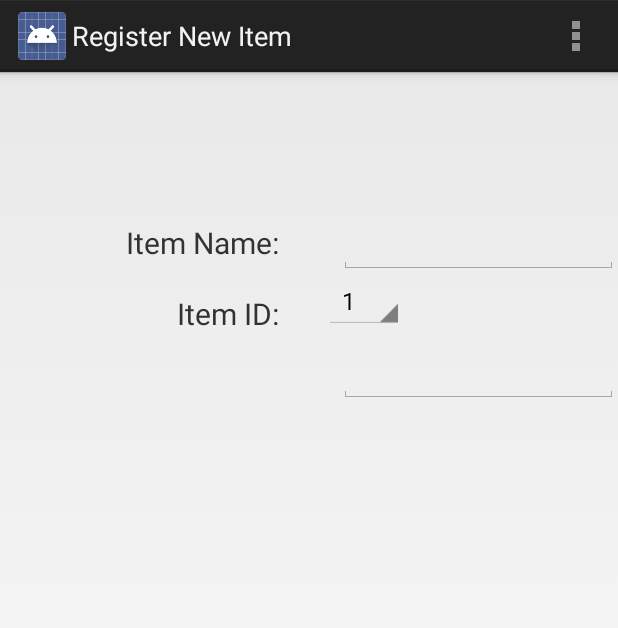
After one commit to InnovationGymSMU/20Over20AndroidApp, an Android app: the NewItemRegistrationActivity screen opened directly, with no data from a screen before it, on a phone screen of 412 x 824 dp. The commit adds this screen. Shown: the top 628 px of the screen. Run offline under Robolectric (Android 15) with nearby library versions, the phone set to English and light mode, and no system bars.

Commit message:
basic new item page

```diff
--- a/MyApplication/src/main/AndroidManifest.xml
+++ b/MyApplication/src/main/AndroidManifest.xml
@@ -22,6 +22,14 @@
                 <category android:name="android.intent.category.LAUNCHER" />
             </intent-filter>
         </activity>
+        <activity
+            android:name="edu.SMU.PingItApp.NewItemRegistrationActivity"
+            android:label="@string/title_activity_new_item_registration" >
+        </activity>
+        <activity
+            android:name="edu.SMU.PingItApp.temp"
+            android:label="@string/title_activity_temp" >
+        </activity>
     </application>
 
 </manifest>
--- /dev/null
+++ b/MyApplication/src/main/java/edu/SMU/PingItApp/NewItemRegistrationActivity.java
@@ -0,0 +1,33 @@
+package edu.SMU.PingItApp;
+
+import android.os.Bundle;
+import android.app.Activity;
+import android.view.Menu;
+import android.widget.ArrayAdapter;
+import android.widget.Spinner;
+
+public class NewItemRegistrationActivity extends Activity {
+
+    @Override
+    protected void onCreate(Bundle savedInstanceState)
+    {
+        super.onCreate(savedInstanceState);
+        setContentView(R.layout.activity_new_item_registration);
+
+        Spinner itemIdSpinner = (Spinner) findViewById(R.id.itemIDSelector);
+        ArrayAdapter<CharSequence> adapter = ArrayAdapter.createFromResource(this,
+                R.array.item_id_values, android.R.layout.simple_spinner_item);
+        adapter.setDropDownViewResource(android.R.layout.simple_spinner_dropdown_item);
+        itemIdSpinner.setAdapter(adapter);
+
+    }
+
+
+    @Override
+    public boolean onCreateOptionsMenu(Menu menu) {
+        // Inflate the menu; this adds items to the action bar if it is present.
+        getMenuInflater().inflate(R.menu.new_item_registration, menu);
+        return true;
+    }
+
+}
--- a/MyApplication/src/main/res/layout/activity_main_screen.xml
+++ b/MyApplication/src/main/res/layout/activity_main_screen.xml
@@ -6,7 +6,7 @@
     android:paddingRight="@dimen/activity_horizontal_margin"
     android:paddingTop="@dimen/activity_vertical_margin"
     android:paddingBottom="@dimen/activity_vertical_margin"
-    tools:context=".MainScreenActivity">
+    tools:context=".temp">
 
     <TextView
         android:layout_width="wrap_content"
--- /dev/null
+++ b/MyApplication/src/main/res/layout/activity_new_item_registration.xml
@@ -0,0 +1,82 @@
+<LinearLayout xmlns:android="http://schemas.android.com/apk/res/android"
+    android:layout_width="match_parent"
+    android:layout_height="match_parent"
+    android:orientation="horizontal"
+    android:weightSum="2" >
+
+    <LinearLayout
+        android:id="@+id/first"
+        android:layout_width="fill_parent"
+        android:layout_height="fill_parent"
+        android:layout_weight="1" >
+
+        <RelativeLayout
+            android:id="@+id/firstpane"
+            android:layout_width="match_parent"
+            android:layout_height="wrap_content"
+            android:layout_marginRight="10dp" >
+
+            <TextView
+                android:id="@+id/itemNameLabel"
+                android:textSize="20sp"
+                android:layout_width="wrap_content"
+                android:layout_height="wrap_content"
+                android:layout_alignParentRight="true"
+                android:layout_marginRight="10dp"
+                android:layout_marginTop="100dp"
+                android:text="@string/item_name_label" />
+
+            <TextView
+                android:id="@+id/itemIDLabel"
+                android:textSize="20sp"
+                android:layout_width="wrap_content"
+                android:layout_height="wrap_content"
+                android:layout_below="@id/itemNameLabel"
+                android:layout_alignParentRight="true"
+                android:layout_marginRight="10dp"
+                android:layout_marginTop="20dp"
+                android:text="@string/item_id_label" />
+        </RelativeLayout>
+    </LinearLayout>
+
+    <LinearLayout
+        android:id="@+id/second"
+        android:layout_width="fill_parent"
+        android:layout_height="fill_parent"
+        android:layout_weight="1" >
+
+        <RelativeLayout
+            android:id="@+id/secondpane"
+            android:layout_width="match_parent"
+            android:layout_height="wrap_content"
+            android:layout_marginLeft="10dp" >
+
+            <EditText
+                android:id="@+id/itemNameEdit"
+                android:width="300px"
+                android:layout_width="wrap_content"
+                android:layout_height="wrap_content"
+                android:layout_marginLeft="10dp"
+                android:layout_marginTop="95dp"
+                android:inputType="text" />
+
+            <Spinner
+                android:id="@+id/itemIDSelector"
+                android:layout_width="wrap_content"
+                android:layout_height="wrap_content"
+                android:layout_below="@id/itemNameEdit" />
+
+            <EditText
+                android:id="@+id/itemIDEdit"
+                android:width="300px"
+                android:layout_width="wrap_content"
+                android:layout_height="wrap_content"
+                android:layout_marginLeft="10dp"
+                android:layout_marginTop="10dp"
+                android:layout_below="@id/itemIDSelector" />
+
+
+        </RelativeLayout>
+    </LinearLayout>
+
+</LinearLayout>
--- /dev/null
+++ b/MyApplication/src/main/res/menu/new_item_registration.xml
@@ -0,0 +1,6 @@
+<menu xmlns:android="http://schemas.android.com/apk/res/android">
+    <item android:id="@+id/action_settings"
+        android:title="@string/action_settings"
+        android:orderInCategory="100"
+        android:showAsAction="never" />
+</menu>
--- /dev/null
+++ b/MyApplication/src/main/res/menu/temp.xml
@@ -0,0 +1,6 @@
+<menu xmlns:android="http://schemas.android.com/apk/res/android">
+    <item android:id="@+id/action_settings"
+        android:title="@string/action_settings"
+        android:orderInCategory="100"
+        android:showAsAction="never" />
+</menu>
--- a/MyApplication/src/main/res/values/strings.xml
+++ b/MyApplication/src/main/res/values/strings.xml
@@ -5,5 +5,26 @@
     <string name="action_settings">Settings</string>
     <string name="hello_world">Hello world!</string>
     <string name="action_bar_add_item">Add Item</string>
+    <string name="title_activity_new_item_registration">Register New Item</string>
+
+    <!-- strings for NewItemRegistrationActivity -->
+
+    <string name="item_name_label">Item Name:</string>
+    <string name="item_id_label">Item ID:</string>
+
+    <string-array name="item_id_values">
+        <item>1</item>
+        <item>2</item>
+        <item>3</item>
+        <item>4</item>
+        <item>5</item>
+        <item>6</item>
+        <item>7</item>
+        <item>8</item>
+        <item>9</item>
+        <item>10</item>
+    </string-array>
+
+    <string name="title_activity_temp">MainActivity</string>
 
 </resources>
```
Also changed, not shown: 4 other files.
